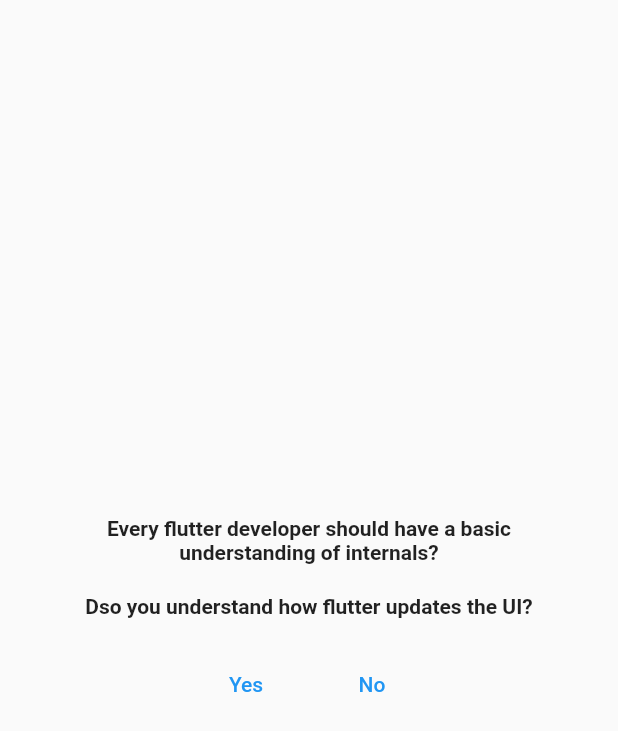
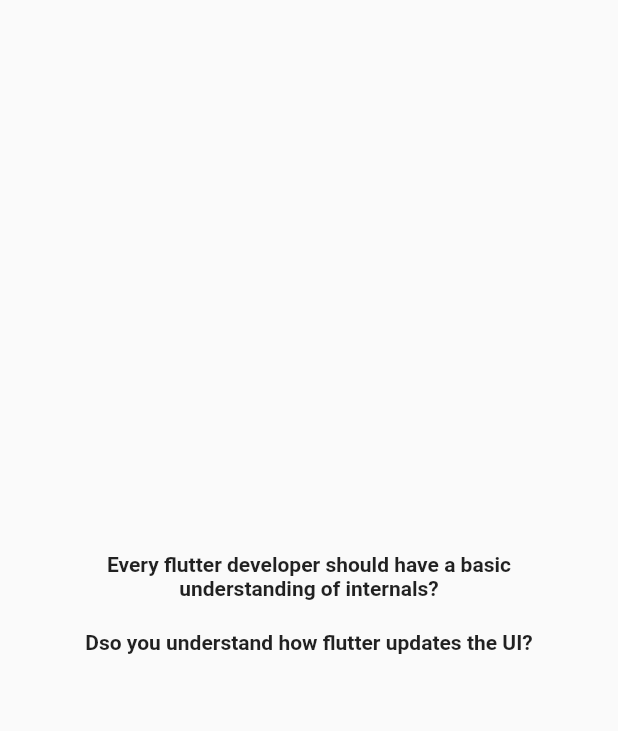
Before and after one commit to sxjal/ToDO, a Flutter app: the screen it shows after launch, on a phone screen of 412 x 824 dp. Shown: the top 731 px of the screen. Run offline on Flutter 3.47's test engine with Material 2 defaults, Android fonts, the phone set to English and light mode, and no system bars.

Commit message:
remove widgets for optimization

```diff
--- a/lib/uiupdate.dart
+++ b/lib/uiupdate.dart
@@ -8,64 +8,32 @@ class UiUpdatesDemo extends StatefulWidget {
 }
 
 class _UiUpdatesDemoState extends State<UiUpdatesDemo> {
-  var _counter = false;
-
   @override
   Widget build(context) {
     print("build method for uiupdatedemo executed");
-    return Padding(
-      padding: const EdgeInsets.all(30),
+    return const Padding(
+      padding: EdgeInsets.all(30),
       child: Column(
         mainAxisAlignment: MainAxisAlignment.center,
         mainAxisSize: MainAxisSize.min,
         crossAxisAlignment: CrossAxisAlignment.center,
         children: [
-          const Text(
+          Text(
             'Every flutter developer should have a basic understanding of internals?',
             textAlign: TextAlign.center,
             style: TextStyle(
               fontWeight: FontWeight.bold,
             ),
           ),
-          const SizedBox(height: 20),
-          const Text(
+          SizedBox(height: 20),
+          Text(
             "Dso you understand how flutter updates the UI?",
             textAlign: TextAlign.center,
             style: TextStyle(
               fontWeight: FontWeight.w600,
             ),
           ),
-          const SizedBox(height: 20),
-          Row(
-            mainAxisAlignment: MainAxisAlignment.center,
-            children: [
-              TextButton(
-                onPressed: () {
-                  setState(() {
-                    _counter = !_counter;
-                  });
-                },
-                child: const Text('Yes'),
-              ),
-              const SizedBox(width: 20),
-              TextButton(
-                onPressed: () {
-                  setState(() {
-                    _counter = !_counter;
-                  });
-                },
-                child: const Text('No'),
-              ),
-            ],
-          ),
-          if (_counter)
-            const Text(
-              'YES!',
-              style: TextStyle(
-                fontSize: 20,
-                fontWeight: FontWeight.bold,
-              ),
-            ),
+          SizedBox(height: 20),
         ],
       ),
     );
```
Also changed, not shown: lib/buttonupdate.dart (+33 -1 lines).
